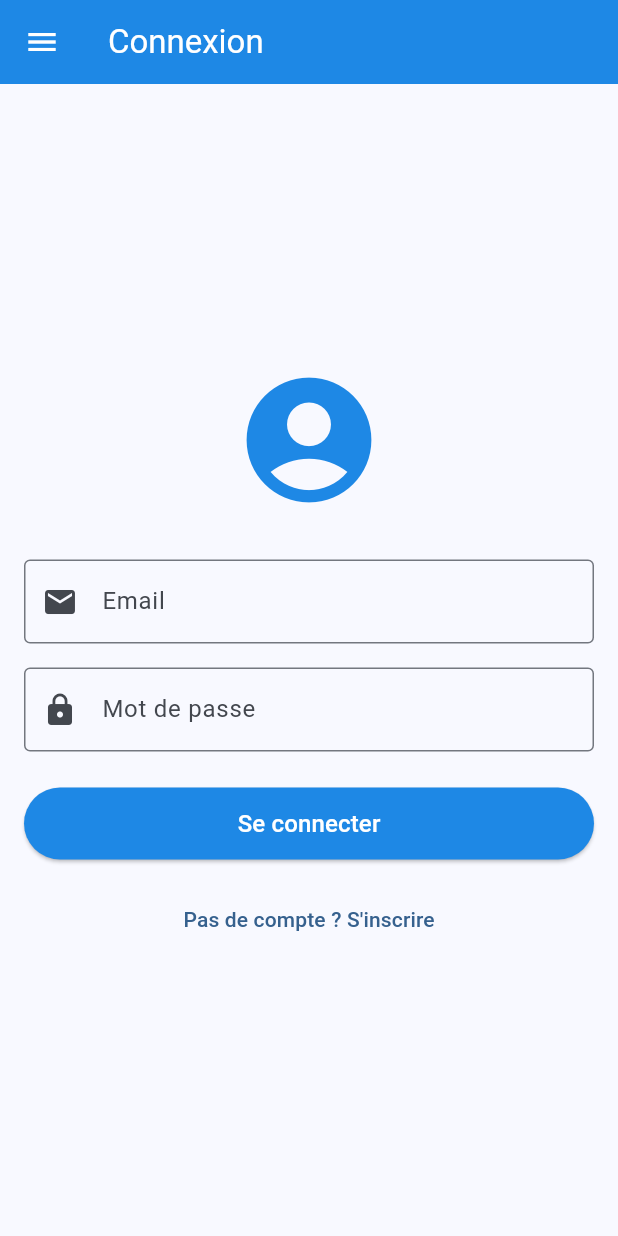
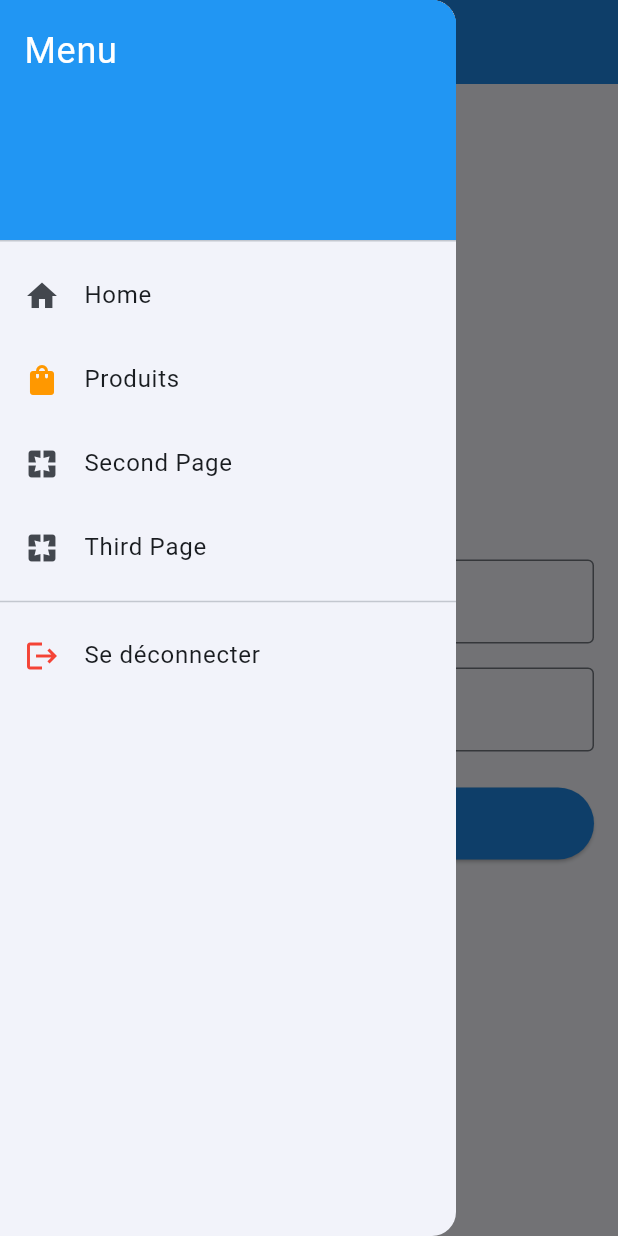
Before and after one commit to Hamzaidb/mvvm-flutter-iim, a Flutter app: the screen it shows after launch, in the side drawer, after a tap on "Se connecter", on a phone screen of 412 x 824 dp. Run offline on Flutter 3.47's test engine with Material 3 defaults, Android fonts, the phone set to English and light mode, and no system bars; our stand-ins replace cached_network_image, firebase_auth, firebase_core, go_router; accounts and stored records are empty.

Commit message:
add cart product detail go router

```diff
--- a/lib/main.dart
+++ b/lib/main.dart
@@ -1,18 +1,22 @@
 import 'package:flutter/material.dart';
 import 'package:firebase_core/firebase_core.dart';
-// 🔥 AJOUT : Provider pour MVVM
+import 'package:go_router/go_router.dart';
 import 'package:provider/provider.dart';
+import 'package:vraiauth/viewmodels/cart_viewmodel.dart';
+import 'providers/auth_provider.dart';
+import 'router.dart';
 
 // ViewModels imports
 import 'viewmodels/products_viewmodel.dart';
 
-// Pages imports
+/* Pages imports
 import 'pages/home_page.dart';
 import 'pages/second_page.dart';
 import 'pages/third_page.dart';
 import 'pages/login_page.dart';
 import 'pages/register_page.dart';
 import 'pages/products_page.dart'; // 🔥 AJOUT : Nouvelle page produits
+*/
 
 void main() async {
   WidgetsFlutterBinding.ensureInitialized();
@@ -31,23 +35,26 @@ class MyApp extends StatelessWidget {
         // 🛍️ ViewModel des produits (MVVM)
         ChangeNotifierProvider(create: (_) => ProductsViewModel()),
         // 🔥 Autres ViewModels à ajouter plus tard (auth, panier, etc.)
+        ChangeNotifierProvider(create: (_) => AuthProvider()),
+        ChangeNotifierProvider(create: (_) => CartViewModel()),
+        ProxyProvider<AuthProvider, AppRouter>(
+          update: (_, authProvider, __) => AppRouter(authProvider),
+        ),
       ],
-      child: MaterialApp(
+      child: Builder(
+        builder: (context) {
+        final GoRouter router = Provider.of<AppRouter>(context).router;
+
+        return MaterialApp.router(
           title: 'ShopFlutter E-commerce',
           debugShowCheckedModeBanner: false,
           theme: ThemeData(
             colorSchemeSeed: Colors.blue,
             useMaterial3: true,
           ),
-        initialRoute: '/',
-        routes: {
-          '/': (_) => const MyHomePage(),
-          '/second': (_) => const SecondPage(),
-          '/third': (_) => const ThirdPage(),
-          '/login': (_) => const LoginPage(),
-          '/register': (_) => const RegisterPage(),
-          // 🔥 AJOUT : Route vers la page produits
-          '/products': (_) => const ProductsPage(),
+          routerConfig: router,
+        );
+
         },
       ),
     );
--- /dev/null
+++ b/lib/providers/auth_provider.dart
@@ -0,0 +1,23 @@
+import 'package:flutter/material.dart';
+import 'package:firebase_auth/firebase_auth.dart';
+
+class AuthProvider extends ChangeNotifier {
+  final FirebaseAuth _firebaseAuth = FirebaseAuth.instance;
+  User? _user;
+
+  User? get user => _user;
+  bool get isAuthenticated => _user != null;
+
+  AuthProvider() {
+    // Écoute les changements d'état Firebase (connexion/déconnexion)
+    _firebaseAuth.authStateChanges().listen((User? user) {
+      _user = user;
+      notifyListeners(); // Prévient le routeur qu'il faut rafraîchir
+    });
+  }
+
+  // Méthode de déconnexion accessible partout
+  Future<void> signOut() async {
+    await _firebaseAuth.signOut();
+  }
+}
--- /dev/null
+++ b/lib/router.dart
@@ -0,0 +1,90 @@
+import 'package:flutter/material.dart';
+import 'package:go_router/go_router.dart';
+import 'package:provider/provider.dart';
+
+// Imports de vos pages
+import 'pages/home_page.dart';
+import 'pages/login_page.dart';
+import 'pages/register_page.dart';
+import 'pages/products_page.dart';
+import 'pages/second_page.dart';
+import 'pages/third_page.dart';
+import 'providers/auth_provider.dart';
+import 'pages/product_detail_page.dart';
+import 'pages/cart_page.dart';
+
+class AppRouter {
+  final AuthProvider authProvider;
+
+  AppRouter(this.authProvider);
+
+  late final GoRouter router = GoRouter(
+    refreshListenable: authProvider, // 🔥 Le routeur écoute les changements d'auth
+    initialLocation: '/',
+    debugLogDiagnostics: true,
+    redirect: (context, state) {
+      // 🔒 LOGIQUE DU GUARD (Sécurité)
+      final isLoggedIn = authProvider.isAuthenticated;
+      final isLoggingIn = state.uri.toString() == '/login';
+      final isRegistering = state.uri.toString() == '/register';
+
+      // Si pas connecté et qu'on essaie d'aller ailleurs que login/register -> Login
+      if (!isLoggedIn && !isLoggingIn && !isRegistering) {
+        return '/login';
+      }
+
+      // Si connecté et qu'on est sur login/register -> Accueil
+      if (isLoggedIn && (isLoggingIn || isRegistering)) {
+        return '/';
+      }
+
+      // Sinon, on laisse passer
+      return null;
+    },
+    routes: [
+      GoRoute(
+        path: '/',
+        builder: (context, state) => const MyHomePage(),
+      ),
+      GoRoute(
+        path: '/login',
+        builder: (context, state) => const LoginPage(),
+      ),
+      GoRoute(
+        path: '/register',
+        builder: (context, state) => const RegisterPage(),
+      ),
+      GoRoute(
+        path: '/products',
+        builder: (context, state) => const ProductsPage(),
+        // Plus tard, vous ajouterez ici la sous-route pour le détail : /products/:id
+        routes: [
+          GoRoute(
+            path: ':id',
+            builder: (context,state) {
+              final id = int.tryParse(state.pathParameters['id']!);
+              if (id == null) {
+                return const Scaffold(
+                  body: Center(child: Text('ID de produit invalide')),
+                );
+              }
+              return ProductDetailPage(productId: id);
+            }
+          ),
+        ],
+      ),
+      GoRoute(
+        path: '/second',
+        builder: (context, state) => const SecondPage(),
+      ),
+      GoRoute(
+        path: '/third',
+        builder: (context, state) => const ThirdPage(),
+      ),
+      GoRoute(
+        path: '/cart',
+        builder: (context, state) => const CartPage(),
+      ),
+    ],
+  );
+}
--- a/lib/widgets/drawer.dart
+++ b/lib/widgets/drawer.dart
@@ -1,15 +1,10 @@
 import 'package:flutter/material.dart';
+import 'package:go_router/go_router.dart';
+import 'package:provider/provider.dart';
+import '../providers/auth_provider.dart';
 
 class AppDrawer extends StatelessWidget {
   const AppDrawer({super.key});
-
-  void _go(BuildContext context, String route) {
-    // Ferme le drawer puis remplace la route courante pour éviter d'empiler
-    Navigator.pop(context);
-    final current = ModalRoute.of(context)?.settings.name;
-    if (current == route) return;
-    Navigator.pushReplacementNamed(context, route);
-  }
 
   @override
   Widget build(BuildContext context) {
@@ -19,36 +14,36 @@ class AppDrawer extends StatelessWidget {
         children: [
           const DrawerHeader(
             decoration: BoxDecoration(color: Colors.blue),
-            child: Text('Drawer Header',
-                style: TextStyle(color: Colors.white, fontSize: 24)),
+            child: Text('Menu', style: TextStyle(color: Colors.white, fontSize: 24)),
           ),
           ListTile(
+            leading: const Icon(Icons.home),
             title: const Text('Home'),
-            onTap: () => _go(context, '/'),
+            onTap: () => context.go('/'),
           ),
-          ListTile(
-            title: const Text('Second Page'),
-            onTap: () => _go(context, '/second'),
-          ),
-          // Ajoute cette ligne dans la section Navigation de ton drawer :
           ListTile(
             leading: const Icon(Icons.shopping_bag, color: Colors.orange),
             title: const Text('Produits'),
-            onTap: () => _go(context, '/products'),
+            onTap: () => context.go('/products'),
           ),
           ListTile(
-            title: const Text('Third Page'),
-            onTap: () => _go(context, '/third'),
+            leading: const Icon(Icons.pages),
+            title: const Text('Second Page'),
+            onTap: () => context.go('/second'),
           ),
           ListTile(
-            leading: const Icon(Icons.login, color: Colors.green),
-            title: const Text('Se connecter'),
-            onTap: () => _go(context, '/login'),
+            leading: const Icon(Icons.pages),
+            title: const Text('Third Page'),
+            onTap: () => context.go('/third'),
           ),
+          const Divider(),
           ListTile(
-            leading: const Icon(Icons.person_add, color: Colors.blue),
-            title: const Text('S\'inscrire'),
-            onTap: () => _go(context, '/register'),
+            leading: const Icon(Icons.logout, color: Colors.red),
+            title: const Text('Se déconnecter'),
+            onTap: () {
+              context.pop(); // Ferme le drawer
+              Provider.of<AuthProvider>(context, listen: false).signOut();
+            },
           ),
         ],
       ),
--- a/pubspec.yaml
+++ b/pubspec.yaml
@@ -19,6 +19,7 @@ dependencies:
   provider: ^6.1.2              # State management MVVM
   http: ^1.2.1                  # Pour les appels API
   cached_network_image: ^3.3.1  # Images optimisées
+  go_router: ^13.0.0            # Navigation avancée
 
   # The following adds the Cupertino Icons font to your application.
   # Use with the CupertinoIcons class for iOS style icons.
```
Also changed, not shown: lib/pages/cart_page.dart (added, +175 -0 lines), lib/pages/product_detail_page.dart (added, +85 -0 lines), lib/pages/products_page.dart (+58 -1 lines), lib/services/api_service.dart (+21 -0 lines), lib/viewmodels/cart_viewmodel.dart (added, +39 -0 lines), lib/viewmodels/product_detail_viewmodel.dart (added, +29 -0 lines), pubspec.lock. Lines whose indentation alone changed are shown as unchanged.
